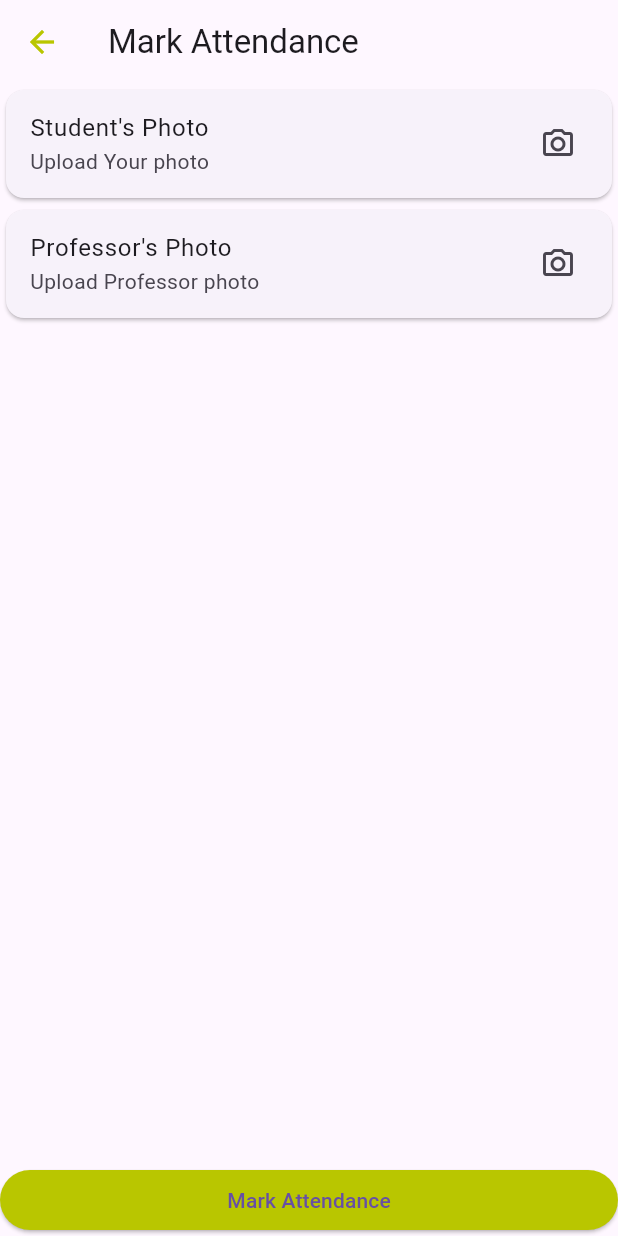
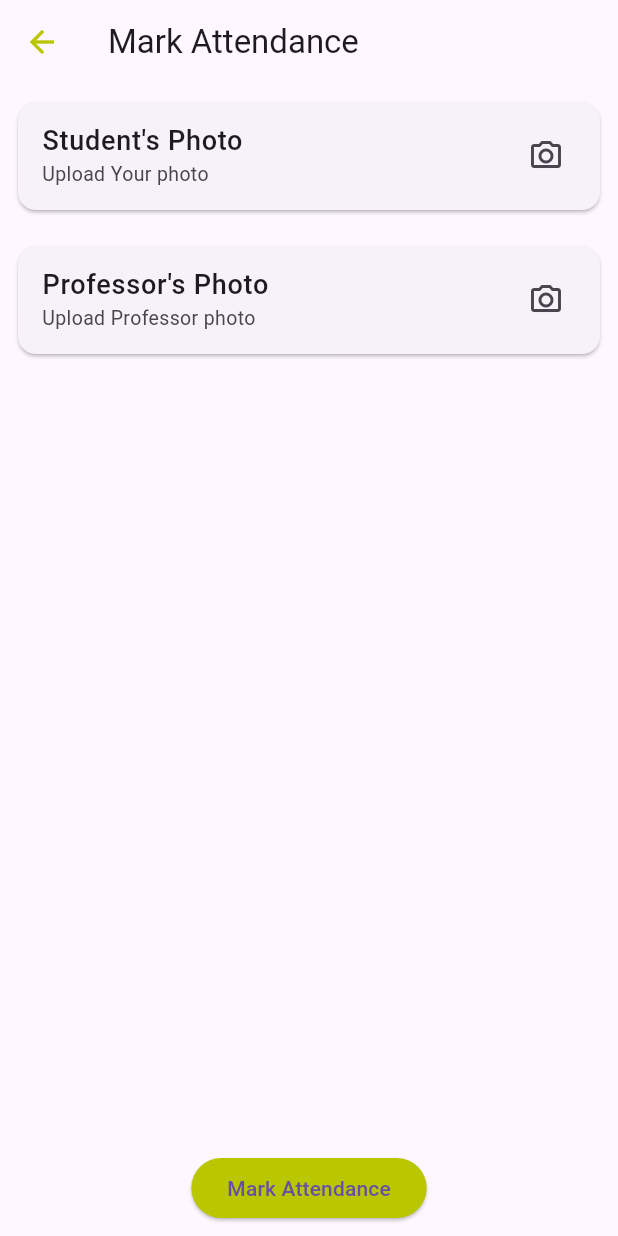
Before and after one commit to HackSlashNITP/AMS, a Flutter app: the MarkAttendance screen opened directly, on a phone screen of 412 x 824 dp. Run offline on Flutter 3.47's test engine with Material 3 defaults, Android fonts, the phone set to English and light mode, and no system bars; our stand-ins replace font_awesome_flutter, getwidget, google_fonts, google_nav_bar, image_picker.

Commit message:
minor changes

```diff
--- a/ams_flutter/lib/features/onboarding/presentation/User/Pages/mark_Attendance.dart
+++ b/ams_flutter/lib/features/onboarding/presentation/User/Pages/mark_Attendance.dart
@@ -12,12 +12,8 @@ class MarkAttendance extends StatefulWidget {
 }
 
 class _MarkAttendanceState extends State<MarkAttendance> {
-  Uint8List? _image;
-
-  void SelectImage() async {
-    Uint8List img = await ImagePickHelper().pickimage(ImageSource.camera);
-    _image = img;
-  }
+  Uint8List? _image1;
+  Uint8List? _image2;
 
   @override
   Widget build(BuildContext context) {
@@ -34,37 +30,62 @@ class _MarkAttendanceState extends State<MarkAttendance> {
           ),
           title: const Text('Mark Attendance'),
         ),
-        body: Column(
+        body: SafeArea(
+          top: true,
+          bottom: true,
+          child: Column(
             children: [
-            Card(
+              Padding(
+                padding: const EdgeInsets.all(8.0),
+                child: Card(
                   child: ListTile(
-                  title: const Text("Student's Photo"),
-                  subtitle: const Text('Upload Your photo'),
-                  trailing: (_image == null)
+                      title: const Text("Student's Photo",
+                          style: TextStyle(
+                              fontWeight: FontWeight.w500, fontSize: 18)),
+                      subtitle: const Text('Upload Your photo',
+                          style: TextStyle(fontSize: 13)),
+                      trailing: (_image1 == null)
                           ? Icon(Icons.camera_alt_outlined)
                           : Icon(
                               Icons.check_circle,
                               color: Colors.green,
                             ),
-                  onTap: () => SelectImage()),
+                      onTap: () async {
+                        Uint8List img = await ImagePickHelper()
+                            .pickimage(ImageSource.camera);
+                        setState(() {
+                          _image1 = img;
+                        });
+                      }),
                 ),
-            Card(
+              ),
+              Padding(
+                padding: const EdgeInsets.all(8.0),
+                child: Card(
                   child: ListTile(
-                  title: const Text("Professor's Photo"),
-                  subtitle: const Text('Upload Professor photo'),
-                  trailing: (_image == null)
+                      title: const Text("Professor's Photo",
+                          style: TextStyle(
+                              fontWeight: FontWeight.w500, fontSize: 18)),
+                      subtitle: const Text('Upload Professor photo',
+                          style: TextStyle(fontSize: 13)),
+                      trailing: (_image2 == null)
                           ? Icon(Icons.camera_alt_outlined)
                           : Icon(
                               Icons.check_circle,
                               color: Colors.green,
                             ),
-                  onTap: () => SelectImage()),
+                      onTap: () async {
+                        Uint8List img = await ImagePickHelper()
+                            .pickimage(ImageSource.camera);
+                        setState(() {
+                          _image2 = img;
+                        });
+                      }),
+                ),
               ),
               Spacer(),
-            Row(
-              mainAxisAlignment: MainAxisAlignment.end,
-              children: [
-                Expanded(
+              Padding(
+                padding: const EdgeInsets.all(8.0),
                 child: ElevatedButton(
                   onPressed: () {},
                   style: ElevatedButton.styleFrom(
@@ -72,10 +93,9 @@ class _MarkAttendanceState extends State<MarkAttendance> {
                   ),
                   child: const Text('Mark Attendance'),
                 ),
-                )
+              ),
             ],
-            )
-          ],
+          ),
         ));
   }
 }
--- a/ams_flutter/lib/main.dart
+++ b/ams_flutter/lib/main.dart
@@ -1,4 +1,4 @@
-import 'package:ams_flutter/features/onboarding/presentation/User/Pages/mark_Attendance.dart';
+import 'package:ams_flutter/features/onboarding/presentation/Admin/pages/whoareyou.dart';
 import 'package:ams_flutter/route/app_pages.dart';
 import 'package:ams_flutter/route/custom_navigator.dart';
 import 'package:flutter/material.dart';
@@ -16,7 +16,7 @@ class MainApp extends StatelessWidget {
       navigatorKey: kNavigatorKey,
       initialRoute: AppPages.appEntry,
       onGenerateRoute: CustomNavigator.controller,
-      home: MarkAttendance(),
+      home: WhoAreYou(),
     );
   }
 }
--- a/ams_flutter/pubspec.yaml
+++ b/ams_flutter/pubspec.yaml
@@ -14,7 +14,7 @@ dependencies:
   flutter_screenutil: ^5.9.0
   font_awesome_flutter: ^10.7.0
   google_nav_bar: ^5.0.6
-  google_fonts: ^6.1.0
+  google_fonts: 6.1.0
   internet_connection_checker: ^1.0.0+1
   getwidget: ^4.0.0
   image_picker: ^1.0.7
```
Lines whose indentation alone changed are shown as unchanged.
